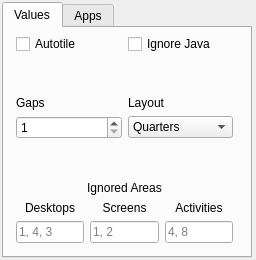
The window that contents/ui/config.ui (Jazqa/kwin-quarter-tiling) describes before a commit, drawn with Qt 5.
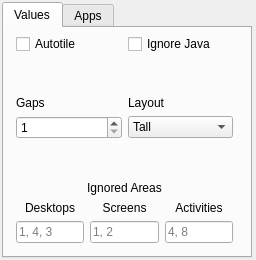
The same window after the commit.

Commit message: Tall layout improvements, Improved gaps

```diff
--- a/contents/ui/config.ui
+++ b/contents/ui/config.ui
@@ -175,16 +175,11 @@
           <item>
            <widget class="QComboBox" name="kcfg_layout">
             <property name="currentText">
-             <string>Quarters</string>
+             <string>Tall</string>
             </property>
             <property name="frame">
              <bool>true</bool>
             </property>
-            <item>
-             <property name="text">
-              <string>Quarters</string>
-             </property>
-            </item>
             <item>
              <property name="text">
               <string>Tall</string>
```
The commit also changes 1 other file.
